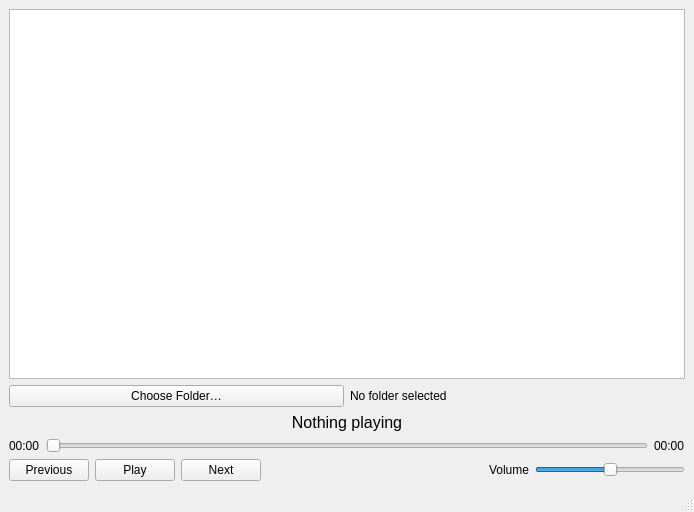
Qt form player.ui (music-hive-dev/MusicHive) before a commit.
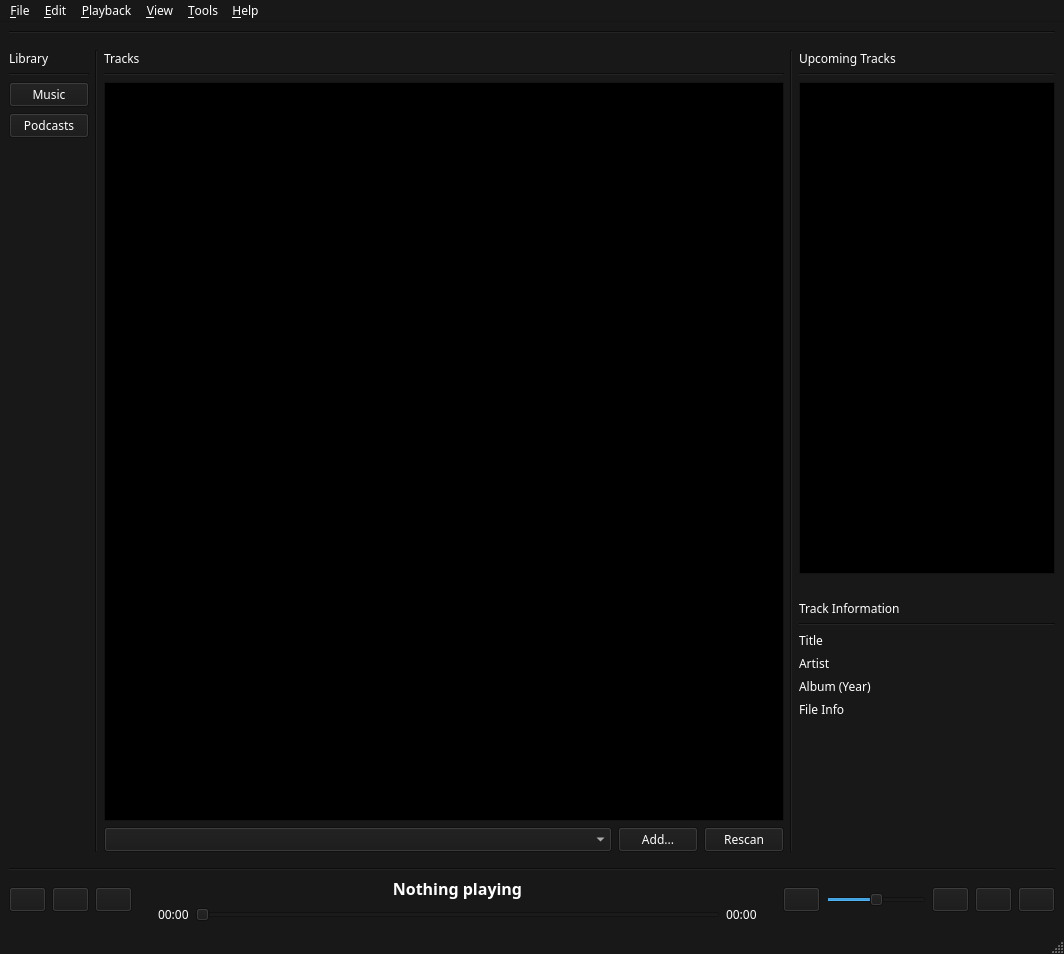
The same form after that commit. Icons and pictures are not drawn.

Commit message: Add per-library databases, library selector and menu bar

What changed in the file:
```diff
--- a/player.ui
+++ b/player.ui
@@ -6,136 +6,1027 @@
    <rect>
     <x>0</x>
     <y>0</y>
-    <width>694</width>
-    <height>512</height>
+    <width>1064</width>
+    <height>954</height>
    </rect>
   </property>
+  <property name="minimumSize">
+   <size>
+    <width>0</width>
+    <height>0</height>
+   </size>
+  </property>
+  <property name="palette">
+   <palette>
+    <active>
+     <colorrole role="WindowText">
+      <brush brushstyle="SolidPattern">
+       <color alpha="255">
+        <red>255</red>
+        <green>255</green>
+        <blue>255</blue>
+       </color>
+      </brush>
+     </colorrole>
+     <colorrole role="Button">
+      <brush brushstyle="SolidPattern">
+       <color alpha="255">
+        <red>24</red>
+        <green>24</green>
+        <blue>24</blue>
+       </color>
+      </brush>
+     </colorrole>
+     <colorrole role="Light">
+      <brush brushstyle="SolidPattern">
+       <color alpha="255">
+        <red>36</red>
+        <green>36</green>
+        <blue>36</blue>
+       </color>
+      </brush>
+     </colorrole>
+     <colorrole role="Midlight">
+      <brush brushstyle="SolidPattern">
+       <color alpha="255">
+        <red>30</red>
+        <green>30</green>
+        <blue>30</blue>
+       </color>
+      </brush>
+     </colorrole>
+     <colorrole role="Dark">
+      <brush brushstyle="SolidPattern">
+       <color alpha="255">
+        <red>12</red>
+        <green>12</green>
+        <blue>12</blue>
+       </color>
+      </brush>
+     </colorrole>
+     <colorrole role="Mid">
+      <brush brushstyle="SolidPattern">
+       <color alpha="255">
+        <red>16</red>
+        <green>16</green>
+        <blue>16</blue>
+       </color>
+      </brush>
+     </colorrole>
+     <colorrole role="Text">
+      <brush brushstyle="SolidPattern">
+       <color alpha="255">
+        <red>255</red>
+        <green>255</green>
+        <blue>255</blue>
+       </color>
+      </brush>
+     </colorrole>
+     <colorrole role="BrightText">
+      <brush brushstyle="SolidPattern">
+       <color alpha="255">
+        <red>255</red>
+        <green>255</green>
+        <blue>255</blue>
+       </color>
+      </brush>
+     </colorrole>
+     <colorrole role="ButtonText">
+      <brush brushstyle="SolidPattern">
+       <color alpha="255">
+        <red>255</red>
+        <green>255</green>
+        <blue>255</blue>
+       </color>
+      </brush>
+     </colorrole>
+     <colorrole role="Base">
+      <brush brushstyle="SolidPattern">
+       <color alpha="255">
+        <red>0</red>
+        <green>0</green>
+        <blue>0</blue>
+       </color>
+      </brush>
+     </colorrole>
+     <colorrole role="Window">
+      <brush brushstyle="SolidPattern">
+       <color alpha="255">
+        <red>24</red>
+        <green>24</green>
+        <blue>24</blue>
+       </color>
+      </brush>
+     </colorrole>
+     <colorrole role="Shadow">
+      <brush brushstyle="SolidPattern">
+       <color alpha="255">
+        <red>0</red>
+        <green>0</green>
+        <blue>0</blue>
+       </color>
+      </brush>
+     </colorrole>
+     <colorrole role="AlternateBase">
+      <brush brushstyle="SolidPattern">
+       <color alpha="255">
+        <red>12</red>
+        <green>12</green>
+        <blue>12</blue>
+       </color>
+      </brush>
+     </colorrole>
+     <colorrole role="ToolTipBase">
+      <brush brushstyle="SolidPattern">
+       <color alpha="255">
+        <red>255</red>
+        <green>255</green>
+        <blue>220</blue>
+       </color>
+      </brush>
+     </colorrole>
+     <colorrole role="ToolTipText">
+      <brush brushstyle="SolidPattern">
+       <color alpha="255">
+        <red>0</red>
+        <green>0</green>
+        <blue>0</blue>
+       </color>
+      </brush>
+     </colorrole>
+     <colorrole role="PlaceholderText">
+      <brush brushstyle="SolidPattern">
+       <color alpha="127">
+        <red>255</red>
+        <green>255</green>
+        <blue>255</blue>
+       </color>
+      </brush>
+     </colorrole>
+     <colorrole role="Accent">
+      <brush brushstyle="SolidPattern">
+       <color alpha="255">
+        <red>0</red>
+        <green>0</green>
+        <blue>0</blue>
+       </color>
+      </brush>
+     </colorrole>
+    </active>
+    <inactive>
+     <colorrole role="WindowText">
+      <brush brushstyle="SolidPattern">
+       <color alpha="255">
+        <red>255</red>
+        <green>255</green>
+        <blue>255</blue>
+       </color>
+      </brush>
+     </colorrole>
+     <colorrole role="Button">
+      <brush brushstyle="SolidPattern">
+       <color alpha="255">
+        <red>24</red>
+        <green>24</green>
+        <blue>24</blue>
+       </color>
+      </brush>
+     </colorrole>
+     <colorrole role="Light">
+      <brush brushstyle="SolidPattern">
+       <color alpha="255">
+        <red>36</red>
+        <green>36</green>
+        <blue>36</blue>
+       </color>
+      </brush>
+     </colorrole>
+     <colorrole role="Midlight">
+      <brush brushstyle="SolidPattern">
+       <color alpha="255">
+        <red>30</red>
+        <green>30</green>
+        <blue>30</blue>
+       </color>
+      </brush>
+     </colorrole>
+     <colorrole role="Dark">
+      <brush brushstyle="SolidPattern">
+       <color alpha="255">
+        <red>12</red>
+        <green>12</green>
+        <blue>12</blue>
+       </color>
+      </brush>
+     </colorrole>
+     <colorrole role="Mid">
+      <brush brushstyle="SolidPattern">
+       <color alpha="255">
+        <red>16</red>
+        <green>16</green>
+        <blue>16</blue>
+       </color>
+      </brush>
+     </colorrole>
+     <colorrole role="Text">
+      <brush brushstyle="SolidPattern">
+       <color alpha="255">
+        <red>255</red>
+        <green>255</green>
+        <blue>255</blue>
+       </color>
+      </brush>
+     </colorrole>
+     <colorrole role="BrightText">
+      <brush brushstyle="SolidPattern">
+       <color alpha="255">
+        <red>255</red>
+        <green>255</green>
+        <blue>255</blue>
+       </color>
+      </brush>
+     </colorrole>
+     <colorrole role="ButtonText">
+      <brush brushstyle="SolidPattern">
+       <color alpha="255">
+        <red>255</red>
+        <green>255</green>
+        <blue>255</blue>
+       </color>
+      </brush>
+     </colorrole>
+     <colorrole role="Base">
+      <brush brushstyle="SolidPattern">
+       <color alpha="255">
+        <red>0</red>
+        <green>0</green>
+        <blue>0</blue>
+       </color>
+      </brush>
+     </colorrole>
+     <colorrole role="Window">
+      <brush brushstyle="SolidPattern">
+       <color alpha="255">
+        <red>24</red>
+        <green>24</green>
+        <blue>24</blue>
+       </color>
+      </brush>
+     </colorrole>
+     <colorrole role="Shadow">
+      <brush brushstyle="SolidPattern">
+       <color alpha="255">
+        <red>0</red>
+        <green>0</green>
+        <blue>0</blue>
+       </color>
+      </brush>
+     </colorrole>
+     <colorrole role="AlternateBase">
+      <brush brushstyle="SolidPattern">
+       <color alpha="255">
+        <red>12</red>
+        <green>12</green>
+        <blue>12</blue>
+       </color>
+      </brush>
+     </colorrole>
+     <colorrole role="ToolTipBase">
+      <brush brushstyle="SolidPattern">
+       <color alpha="255">
+        <red>255</red>
+        <green>255</green>
+        <blue>220</blue>
+       </color>
+      </brush>
+     </colorrole>
+     <colorrole role="ToolTipText">
+      <brush brushstyle="SolidPattern">
+       <color alpha="255">
+        <red>0</red>
+        <green>0</green>
+        <blue>0</blue>
+       </color>
+      </brush>
+     </colorrole>
+     <colorrole role="PlaceholderText">
+      <brush brushstyle="SolidPattern">
+       <color alpha="127">
+        <red>255</red>
+        <green>255</green>
+        <blue>255</blue>
+       </color>
+      </brush>
+     </colorrole>
+     <colorrole role="Accent">
+      <brush brushstyle="SolidPattern">
+       <color alpha="255">
+        <red>0</red>
+        <green>0</green>
+        <blue>0</blue>
+       </color>
+      </brush>
+     </colorrole>
+    </inactive>
+    <disabled>
+     <colorrole role="WindowText">
+      <brush brushstyle="SolidPattern">
+       <color alpha="255">
+        <red>12</red>
+        <green>12</green>
+        <blue>12</blue>
+       </color>
+      </brush>
+     </colorrole>
+     <colorrole role="Button">
+      <brush brushstyle="SolidPattern">
+       <color alpha="255">
+        <red>24</red>
+        <green>24</green>
+        <blue>24</blue>
+       </color>
+      </brush>
+     </colorrole>
+     <colorrole role="Light">
+      <brush brushstyle="SolidPattern">
+       <color alpha="255">
+        <red>36</red>
+        <green>36</green>
+        <blue>36</blue>
+       </color>
+      </brush>
+     </colorrole>
+     <colorrole role="Midlight">
+      <brush brushstyle="SolidPattern">
+       <color alpha="255">
+        <red>30</red>
+        <green>30</green>
+        <blue>30</blue>
+       </color>
+      </brush>
+     </colorrole>
+     <colorrole role="Dark">
+      <brush brushstyle="SolidPattern">
+       <color alpha="255">
+        <red>12</red>
+        <green>12</green>
+        <blue>12</blue>
+       </color>
+      </brush>
+     </colorrole>
+     <colorrole role="Mid">
+      <brush brushstyle="SolidPattern">
+       <color alpha="255">
+        <red>16</red>
+        <green>16</green>
+        <blue>16</blue>
+       </color>
+      </brush>
+     </colorrole>
+     <colorrole role="Text">
+      <brush brushstyle="SolidPattern">
+       <color alpha="255">
+        <red>12</red>
+        <green>12</green>
+        <blue>12</blue>
+       </color>
+      </brush>
+     </colorrole>
+     <colorrole role="BrightText">
+      <brush brushstyle="SolidPattern">
+       <color alpha="255">
+        <red>255</red>
+        <green>255</green>
+        <blue>255</blue>
+       </color>
+      </brush>
+     </colorrole>
+     <colorrole role="ButtonText">
+      <brush brushstyle="SolidPattern">
+       <color alpha="255">
+        <red>12</red>
+        <green>12</green>
+        <blue>12</blue>
+       </color>
+      </brush>
+     </colorrole>
+     <colorrole role="Base">
+      <brush brushstyle="SolidPattern">
+       <color alpha="255">
+        <red>24</red>
+        <green>24</green>
+        <blue>24</blue>
+       </color>
+      </brush>
+     </colorrole>
+     <colorrole role="Window">
+      <brush brushstyle="SolidPattern">
+       <color alpha="255">
+        <red>24</red>
+        <green>24</green>
+        <blue>24</blue>
+       </color>
+      </brush>
+     </colorrole>
+     <colorrole role="Shadow">
+      <brush brushstyle="SolidPattern">
+       <color alpha="255">
+        <red>0</red>
+        <green>0</green>
+        <blue>0</blue>
+       </color>
+      </brush>
+     </colorrole>
+     <colorrole role="AlternateBase">
+      <brush brushstyle="SolidPattern">
+       <color alpha="255">
+        <red>24</red>
+        <green>24</green>
+        <blue>24</blue>
+       </color>
+      </brush>
+     </colorrole>
+     <colorrole role="ToolTipBase">
+      <brush brushstyle="SolidPattern">
+       <color alpha="255">
+        <red>255</red>
+        <green>255</green>
+        <blue>220</blue>
+       </color>
+      </brush>
+     </colorrole>
+     <colorrole role="ToolTipText">
+      <brush brushstyle="SolidPattern">
+       <color alpha="255">
+        <red>0</red>
+        <green>0</green>
+        <blue>0</blue>
+       </color>
+      </brush>
+     </colorrole>
+     <colorrole role="PlaceholderText">
+      <brush brushstyle="SolidPattern">
+       <color alpha="127">
+        <red>12</red>
+        <green>12</green>
+        <blue>12</blue>
+       </color>
+      </brush>
+     </colorrole>
+     <colorrole role="Accent">
+      <brush brushstyle="SolidPattern">
+       <color alpha="255">
+        <red>17</red>
+        <green>17</green>
+        <blue>17</blue>
+       </color>
+      </brush>
+     </colorrole>
+    </disabled>
+   </palette>
+  </property>
+  <property name="font">
+   <font>
+    <family>Noto Sans</family>
+    <italic>false</italic>
+    <bold>false</bold>
+    <underline>false</underline>
+    <strikeout>false</strikeout>
+    <kerning>true</kerning>
+   </font>
+  </property>
+  <property name="cursor">
+   <cursorShape>ArrowCursor</cursorShape>
+  </property>
+  <property name="mouseTracking">
+   <bool>false</bool>
+  </property>
   <property name="windowTitle">
    <string>MusicHive</string>
   </property>
   <widget class="QWidget" name="centralwidget">
    <layout class="QVBoxLayout" name="verticalLayout">
     <item>
-     <layout class="QVBoxLayout" name="mainLayout">
+     <widget class="Line" name="line_8">
+      <property name="enabled">
+       <bool>true</bool>
+      </property>
+      <property name="frameShadow">
+       <enum>QFrame::Shadow::Sunken</enum>
+      </property>
+      <property name="lineWidth">
+       <number>1</number>
+      </property>
+      <property name="midLineWidth">
+       <number>0</number>
+      </property>
+      <property name="orientation">
+       <enum>Qt::Orientation::Horizontal</enum>
+      </property>
+     </widget>
+    </item>
+    <item>
+     <layout class="QHBoxLayout" name="horizontalLayout_2">
+      <property name="leftMargin">
+       <number>0</number>
+      </property>
+      <property name="topMargin">
+       <number>10</number>
+      </property>
+      <property name="bottomMargin">
+       <number>10</number>
+      </property>
       <item>
-       <widget class="QListWidget" name="libraryList"/>
-      </item>
-      <item>
-       <layout class="QHBoxLayout" name="horizontalLayout">
+       <layout class="QVBoxLayout" name="leftMenu">
+        <property name="leftMargin">
+         <number>0</number>
+        </property>
         <item>
-         <layout class="QHBoxLayout" name="libraryHeaderLayout">
-          <item>
-           <widget class="QPushButton" name="chooseFolderButton">
-            <property name="text">
-             <string>Choose Folder…</string>
-            </property>
-           </widget>
-          </item>
-          <item>
-           <widget class="QLabel" name="folderLabel">
-            <property name="text">
-             <string>No folder selected</string>
-            </property>
-           </widget>
-          </item>
-         </layout>
+         <widget class="QLabel" name="label">
+          <property name="text">
+           <string>Library</string>
+          </property>
+         </widget>
         </item>
+        <item>
+         <widget class="Line" name="line_7">
+          <property name="orientation">
+           <enum>Qt::Orientation::Horizontal</enum>
+          </property>
+         </widget>
+        </item>
+        <item>
+         <widget class="QPushButton" name="pushButton">
+          <property name="text">
+           <string>Music</string>
+          </property>
+         </widget>
+        </item>
+        <item>
+         <widget class="QPushButton" name="pushButton_2">
+          <property name="text">
+           <string>Podcasts</string>
+          </property>
+         </widget>
+        </item>
+        <item>
+         <spacer name="verticalSpacer">
+          <property name="orientation">
+           <enum>Qt::Orientation::Vertical</enum>
+          </property>
+          <property name="sizeHint" stdset="0">
+           <size>
+            <width>20</width>
+            <height>40</height>
+           </size>
+          </property>
+         </spacer>
+        </item>
        </layout>
       </item>
       <item>
-       <widget class="QLabel" name="currentTrackLabel">
-        <property name="font">
-         <font>
-          <pointsize>12</pointsize>
-         </font>
+       <widget class="Line" name="line_2">
+        <property name="orientation">
+         <enum>Qt::Orientation::Vertical</enum>
         </property>
-        <property name="text">
-         <string>Nothing playing</string>
-        </property>
-        <property name="alignment">
-         <set>Qt::AlignmentFlag::AlignCenter</set>
-        </property>
        </widget>
       </item>
       <item>
-       <layout class="QHBoxLayout" name="progressLayout">
+       <layout class="QVBoxLayout" name="mainLayout">
         <item>
-         <widget class="QLabel" name="currentTimeLabel">
+         <widget class="QLabel" name="tracksLabel">
           <property name="text">
-           <string>00:00</string>
+           <string>Tracks</string>
           </property>
          </widget>
         </item>
         <item>
-         <widget class="QSlider" name="progressSlider">
+         <widget class="Line" name="line_6">
           <property name="orientation">
            <enum>Qt::Orientation::Horizontal</enum>
           </property>
          </widget>
         </item>
         <item>
-         <widget class="QLabel" name="durationLabel">
-          <property name="text">
-           <string>00:00</string>
+         <widget class="QListView" name="libraryList"/>
+        </item>
+        <item>
+         <layout class="QHBoxLayout" name="horizontalLayout">
+          <item>
+           <layout class="QHBoxLayout" name="libraryHeaderLayout">
+            <item>
+             <widget class="QComboBox" name="libraryCombo">
+              <property name="sizePolicy">
+               <sizepolicy hsizetype="Expanding" vsizetype="Fixed">
+                <horstretch>0</horstretch>
+                <verstretch>0</verstretch>
+               </sizepolicy>
+              </property>
+             </widget>
+            </item>
+            <item>
+             <widget class="QPushButton" name="addLibraryButton">
+              <property name="toolTip">
+               <string>Add a new library.</string>
+              </property>
+              <property name="text">
+               <string>Add...</string>
+              </property>
+             </widget>
+            </item>
+            <item>
+             <widget class="QPushButton" name="rescanButton">
+              <property name="toolTip">
+               <string>Rescan the current library.</string>
+              </property>
+              <property name="text">
+               <string>Rescan</string>
+              </property>
+             </widget>
+            </item>
+           </layout>
+          </item>
+         </layout>
+        </item>
+       </layout>
+      </item>
+      <item>
+       <widget class="Line" name="line">
+        <property name="orientation">
+         <enum>Qt::Orientation::Vertical</enum>
+        </property>
+       </widget>
+      </item>
+      <item>
+       <layout class="QVBoxLayout" name="rightMenu">
+        <property name="sizeConstraint">
+         <enum>QLayout::SizeConstraint::SetDefaultConstraint</enum>
+        </property>
+        <property name="leftMargin">
+         <number>0</number>
+        </property>
+        <item>
+         <layout class="QVBoxLayout" name="rightMenuInternal">
+          <property name="leftMargin">
+           <number>0</number>
           </property>
-         </widget>
+          <item>
+           <widget class="QLabel" name="upcomingTracksLabel">
+            <property name="text">
+             <string>Upcoming Tracks</string>
+            </property>
+           </widget>
+          </item>
+          <item>
+           <widget class="Line" name="line_5">
+            <property name="orientation">
+             <enum>Qt::Orientation::Horizontal</enum>
+            </property>
+           </widget>
+          </item>
+          <item>
+           <widget class="QListView" name="upcomingTracksList">
+            <property name="maximumSize">
+             <size>
+              <width>256</width>
+              <height>16777215</height>
+             </size>
+            </property>
+           </widget>
+          </item>
+          <item>
+           <layout class="QVBoxLayout" name="verticalLayout_2">
+            <property name="topMargin">
+             <number>20</number>
+            </property>
+            <item>
+             <widget class="QLabel" name="trackInfoLabel">
+              <property name="text">
+               <string>Track Information</string>
+              </property>
+             </widget>
+            </item>
+            <item>
+             <widget class="Line" name="line_4">
+              <property name="orientation">
+               <enum>Qt::Orientation::Horizontal</enum>
+              </property>
+             </widget>
+            </item>
+            <item>
+             <widget class="QLabel" name="trackInfoTitle">
+              <property name="text">
+               <string>Title</string>
+              </property>
+             </widget>
+            </item>
+            <item>
+             <widget class="QLabel" name="trackInfoArtist">
+              <property name="text">
+               <string>Artist</string>
+              </property>
+             </widget>
+            </item>
+            <item>
+             <widget class="QLabel" name="trackInfoAlbumYear">
+              <property name="text">
+               <string>Album (Year)</string>
+              </property>
+             </widget>
+            </item>
+            <item>
+             <widget class="QLabel" name="trackInfoFile">
+              <property name="text">
+               <string>File Info</string>
+              </property>
+             </widget>
+            </item>
+            <item>
+             <widget class="QLabel" name="trackInfoCoverImg">
+              <property name="enabled">
+               <bool>true</bool>
+              </property>
+              <property name="sizePolicy">
+               <sizepolicy hsizetype="Preferred" vsizetype="Preferred">
+                <horstretch>0</horstretch>
+                <verstretch>222</verstretch>
+               </sizepolicy>
+              </property>
+              <property name="minimumSize">
+               <size>
+                <width>128</width>
+                <height>128</height>
+               </size>
+              </property>
+              <property name="maximumSize">
+               <size>
+                <width>256</width>
+                <height>256</height>
+               </size>
+              </property>
+              <property name="cursor">
+               <cursorShape>PointingHandCursor</cursorShape>
+              </property>
+              <property name="text">
+               <string/>
+              </property>
+              <property name="pixmap">
+               <pixmap>musichive_colour.svg</pixmap>
+              </property>
+              <property name="scaledContents">
+               <bool>true</bool>
+              </property>
+              <property name="alignment">
+               <set>Qt::AlignmentFlag::AlignCenter</set>
+              </property>
+             </widget>
+            </item>
+           </layout>
+          </item>
+         </layout>
         </item>
        </layout>
       </item>
+     </layout>
+    </item>
+    <item>
+     <widget class="Line" name="line_3">
+      <property name="orientation">
+       <enum>Qt::Orientation::Horizontal</enum>
+      </property>
+     </widget>
+    </item>
+    <item>
+     <layout class="QHBoxLayout" name="controlsLayout">
       <item>
-       <layout class="QHBoxLayout" name="controlsLayout">
+       <layout class="QHBoxLayout" name="horizontalLayout_3">
+        <property name="leftMargin">
+         <number>0</number>
+        </property>
         <item>
          <widget class="QPushButton" name="previousButton">
+          <property name="sizePolicy">
+           <sizepolicy hsizetype="Fixed" vsizetype="Fixed">
+            <horstretch>0</horstretch>
+            <verstretch>0</verstretch>
+           </sizepolicy>
+          </property>
+          <property name="minimumSize">
+           <size>
+            <width>0</width>
+            <height>0</height>
+           </size>
+          </property>
           <property name="text">
-           <string>Previous</string>
+           <string/>
+          </property>
+          <property name="icon">
+           <iconset>
+            <normaloff>assets/prev.svg</normaloff>assets/prev.svg</iconset>
           </property>
          </widget>
         </item>
         <item>
          <widget class="QPushButton" name="playButton">
+          <property name="sizePolicy">
+           <sizepolicy hsizetype="Fixed" vsizetype="Maximum">
+            <horstretch>0</horstretch>
+            <verstretch>0</verstretch>
+           </sizepolicy>
+          </property>
+          <property name="minimumSize">
+           <size>
+            <width>0</width>
+            <height>0</height>
+           </size>
+          </property>
           <property name="text">
-           <string>Play</string>
+           <string/>
+          </property>
+          <property name="icon">
+           <iconset>
+            <normaloff>assets/play.svg</normaloff>assets/play.svg</iconset>
           </property>
          </widget>
         </item>
         <item>
          <widget class="QPushButton" name="nextButton">
+          <property name="sizePolicy">
+           <sizepolicy hsizetype="Fixed" vsizetype="Maximum">
+            <horstretch>0</horstretch>
+            <verstretch>0</verstretch>
+           </sizepolicy>
+          </property>
+          <property name="minimumSize">
+           <size>
+            <width>0</width>
+            <height>0</height>
+           </size>
+          </property>
           <property name="text">
-           <string>Next</string>
+           <string/>
           </property>
          </widget>
         </item>
+       </layout>
+      </item>
+      <item>
+       <spacer name="horizontalSpacer">
+        <property name="orientation">
+         <enum>Qt::Orientation::Horizontal</enum>
+        </property>
+        <property name="sizeType">
+         <enum>QSizePolicy::Policy::Minimum</enum>
+        </property>
+        <property name="sizeHint" stdset="0">
+         <size>
+          <width>20</width>
+          <height>20</height>
+         </size>
+        </property>
+       </spacer>
+      </item>
+      <item>
+       <layout class="QVBoxLayout" name="verticalLayout_3">
+        <property name="leftMargin">
+         <number>0</number>
+        </property>
+        <property name="topMargin">
+         <number>0</number>
+        </property>
+        <property name="bottomMargin">
+         <number>0</number>
+        </property>
         <item>
-         <spacer name="horizontalSpacer">
-          <property name="orientation">
-           <enum>Qt::Orientation::Horizontal</enum>
-          </property>
-          <property name="sizeHint" stdset="0">
+         <widget class="QLabel" name="currentTrackLabel">
+          <property name="minimumSize">
            <size>
-            <width>40</width>
-            <height>20</height>
+            <width>300</width>
+            <height>0</height>
            </size>
           </property>
-         </spacer>
+          <property name="font">
+           <font>
+            <family>Noto Sans</family>
+            <pointsize>12</pointsize>
+            <italic>false</italic>
+            <bold>true</bold>
+            <underline>false</underline>
+            <strikeout>false</strikeout>
+            <kerning>true</kerning>
+           </font>
+          </property>
+          <property name="text">
+           <string>Nothing playing</string>
+          </property>
+          <property name="alignment">
+           <set>Qt::AlignmentFlag::AlignCenter</set>
+          </property>
+         </widget>
         </item>
         <item>
-         <widget class="QLabel" name="volumeLabel">
+         <layout class="QHBoxLayout" name="progressLayout">
+          <item>
+           <widget class="QLabel" name="currentTimeLabel">
+            <property name="toolTip">
+             <string>Current track time</string>
+            </property>
+            <property name="text">
+             <string>00:00</string>
+            </property>
+           </widget>
+          </item>
+          <item>
+           <widget class="QSlider" name="progressSlider">
+            <property name="orientation">
+             <enum>Qt::Orientation::Horizontal</enum>
+            </property>
+           </widget>
+          </item>
+          <item>
+           <widget class="QLabel" name="durationLabel">
+            <property name="toolTip">
+             <string>Track duration</string>
+            </property>
+            <property name="autoFillBackground">
+             <bool>false</bool>
+            </property>
+            <property name="text">
+             <string>00:00</string>
+            </property>
+            <property name="scaledContents">
+             <bool>false</bool>
+            </property>
+            <property name="textInteractionFlags">
+             <set>Qt::TextInteractionFlag::LinksAccessibleByMouse</set>
+            </property>
+           </widget>
+          </item>
+         </layout>
+        </item>
+       </layout>
+      </item>
+      <item>
+       <spacer name="horizontalSpacer_2">
+        <property name="orientation">
+         <enum>Qt::Orientation::Horizontal</enum>
+        </property>
+        <property name="sizeType">
+         <enum>QSizePolicy::Policy::Minimum</enum>
+        </property>
+        <property name="sizeHint" stdset="0">
+         <size>
+          <width>20</width>
+          <height>20</height>
+         </size>
+        </property>
+       </spacer>
+      </item>
+      <item>
+       <layout class="QHBoxLayout" name="horizontalLayout_4">
+        <property name="leftMargin">
+         <number>0</number>
+        </property>
+        <item>
+         <widget class="QPushButton" name="volumeButton">
+          <property name="sizePolicy">
+           <sizepolicy hsizetype="Fixed" vsizetype="Fixed">
+            <horstretch>0</horstretch>
+            <verstretch>0</verstretch>
+           </sizepolicy>
+          </property>
           <property name="text">
-           <string>Volume</string>
+           <string/>
+          </property>
+          <property name="icon">
+           <iconset>
+            <normaloff>assets/volume.svg</normaloff>assets/volume.svg</iconset>
+          </property>
+          <property name="shortcut">
+           <string>M</string>
+          </property>
+          <property name="checkable">
+           <bool>false</bool>
           </property>
          </widget>
         </item>
         <item>
          <widget class="QSlider" name="volumeSlider">
+          <property name="sizePolicy">
+           <sizepolicy hsizetype="Fixed" vsizetype="Fixed">
+            <horstretch>0</horstretch>
+            <verstretch>0</verstretch>
+           </sizepolicy>
+          </property>
           <property name="minimumSize">
            <size>
-            <width>50</width>
+            <width>100</width>
             <height>0</height>
            </size>
           </property>
           <property name="maximumSize">
            <size>
-            <width>150</width>
+            <width>100</width>
             <height>16777215</height>
            </size>
           </property>
@@ -150,6 +1041,57 @@
           </property>
          </widget>
         </item>
+        <item>
+         <widget class="QPushButton" name="repeatButton">
+          <property name="sizePolicy">
+           <sizepolicy hsizetype="Fixed" vsizetype="Fixed">
+            <horstretch>0</horstretch>
+            <verstretch>0</verstretch>
+           </sizepolicy>
+          </property>
+          <property name="text">
+           <string/>
+          </property>
+          <property name="icon">
+           <iconset>
+            <normaloff>assets/repeat_all.svg</normaloff>assets/repeat_all.svg</iconset>
+          </property>
+         </widget>
+        </item>
+        <item>
+         <widget class="QPushButton" name="shuffleButton">
+          <property name="sizePolicy">
+           <sizepolicy hsizetype="Fixed" vsizetype="Fixed">
+            <horstretch>0</horstretch>
+            <verstretch>0</verstretch>
+           </sizepolicy>
+          </property>
+          <property name="text">
+           <string/>
+          </property>
+          <property name="icon">
+           <iconset>
+            <normaloff>assets/shuffle.svg</normaloff>assets/shuffle.svg</iconset>
+          </property>
+         </widget>
+        </item>
+        <item>
+         <widget class="QPushButton" name="equalizerButton">
+          <property name="sizePolicy">
+           <sizepolicy hsizetype="Fixed" vsizetype="Fixed">
+            <horstretch>0</horstretch>
+            <verstretch>0</verstretch>
+           </sizepolicy>
+          </property>
+          <property name="text">
+           <string/>
+          </property>
+          <property name="icon">
+           <iconset>
+            <normaloff>assets/shuffle_off.svg</normaloff>assets/shuffle_off.svg</iconset>
+          </property>
+         </widget>
+        </item>
        </layout>
       </item>
      </layout>
@@ -161,6 +1103,190 @@
     <bool>true</bool>
    </property>
   </widget>
+  <widget class="QMenuBar" name="menuBar_2">
+   <property name="geometry">
+    <rect>
+     <x>0</x>
+     <y>0</y>
+     <width>1064</width>
+     <height>23</height>
+    </rect>
+   </property>
+   <widget class="QMenu" name="menu_File">
+    <property name="title">
+     <string>&amp;File</string>
+    </property>
+    <addaction name="actionAddLibrary"/>
+    <addaction name="actionRescanLibrary"/>
+    <addaction name="actionRemoveLibrary"/>
+    <addaction name="actionQuit"/>
+   </widget>
+   <widget class="QMenu" name="menu_Playback">
+    <property name="title">
+     <string>&amp;Playback</string>
+    </property>
+    <addaction name="actionPlayPause"/>
+    <addaction name="actionPrevious"/>
+    <addaction name="actionNext"/>
+   </widget>
+   <widget class="QMenu" name="menu_Help">
+    <property name="title">
+     <string>&amp;Help</string>
+    </property>
+    <addaction name="actionAbout"/>
+   </widget>
+   <widget class="QMenu" name="menu_Edit">
+    <property name="title">
+     <string>&amp;Edit</string>
+    </property>
+   </widget>
+   <widget class="QMenu" name="menu_Tools">
+    <property name="title">
+     <string>&amp;Tools</string>
+    </property>
+   </widget>
+   <widget class="QMenu" name="menu_View">
+    <property name="title">
+     <string>&amp;View</string>
+    </property>
+   </widget>
+   <addaction name="menu_File"/>
+   <addaction name="menu_Edit"/>
+   <addaction name="menu_Playback"/>
+   <addaction name="menu_View"/>
+   <addaction name="menu_Tools"/>
+   <addaction name="menu_Help"/>
+  </widget>
+  <action name="actionAddLibrary">
+   <property name="icon">
+    <iconset theme="QIcon::ThemeIcon::ListAdd"/>
+   </property>
+   <property name="text">
+    <string>Add Library...</string>
+   </property>
+   <property name="toolTip">
+    <string>Add a new library.</string>
+   </property>
+   <property name="shortcut">
+    <string>Ctrl+O</string>
+   </property>
+   <property name="menuRole">
+    <enum>QAction::MenuRole::NoRole</enum>
+   </property>
+  </action>
+  <action name="actionRescanLibrary">
+   <property name="icon">
+    <iconset theme="QIcon::ThemeIcon::ViewRefresh"/>
+   </property>
+   <property name="text">
+    <string>Rescan Libary</string>
+   </property>
+   <property name="toolTip">
+    <string>Rescan the current library.</string>
+   </property>
+   <property name="shortcut">
+    <string>F5</string>
+   </property>
+   <property name="menuRole">
+    <enum>QAction::MenuRole::NoRole</enum>
+   </property>
+  </action>
+  <action name="actionRemoveLibrary">
+   <property name="icon">
+    <iconset theme="QIcon::ThemeIcon::ListRemove"/>
+   </property>
+   <property name="text">
+    <string>Remove Library...</string>
+   </property>
+   <property name="toolTip">
+    <string>Delete a library.</string>
+   </property>
+   <property name="menuRole">
+    <enum>QAction::MenuRole::NoRole</enum>
+   </property>
+  </action>
+  <action name="actionQuit">
+   <property name="icon">
+    <iconset theme="QIcon::ThemeIcon::WindowClose"/>
+   </property>
+   <property name="text">
+    <string>Quit</string>
+   </property>
+   <property name="toolTip">
+    <string>Quit MusicHive.</string>
+   </property>
+   <property name="menuRole">
+    <enum>QAction::MenuRole::NoRole</enum>
+   </property>
+  </action>
+  <action name="actionPlayPause">
+   <property name="icon">
+    <iconset theme="QIcon::ThemeIcon::MediaPlaybackStart"/>
+   </property>
+   <property name="text">
+    <string>Play/Pause</string>
+   </property>
+   <property name="toolTip">
+    <string>Play or pause the current song.</string>
+   </property>
+   <property name="shortcut">
+    <string>Space</string>
+   </property>
+   <property name="menuRole">
+    <enum>QAction::MenuRole::NoRole</enum>
+   </property>
+  </action>
+  <action name="actionPrevious">
+   <property name="icon">
+    <iconset theme="QIcon::ThemeIcon::MediaSkipBackward"/>
+   </property>
+   <property name="text">
+    <string>Previous</string>
+   </property>
+   <property name="toolTip">
+    <string>Skip to the previous song.</string>
+   </property>
+   <property name="shortcut">
+    <string>Ctrl+P</string>
+   </property>
+   <property name="menuRole">
+    <enum>QAction::MenuRole::NoRole</enum>
+   </property>
+  </action>
+  <action name="actionNext">
+   <property name="icon">
+    <iconset theme="QIcon::ThemeIcon::MediaSkipForward"/>
+   </property>
+   <property name="text">
+    <string>Next</string>
+   </property>
+   <property name="toolTip">
+    <string>Skip to the next song.</string>
+   </property>
+   <property name="shortcut">
+    <string>Ctrl+N</string>
+   </property>
+   <property name="menuRole">
+    <enum>QAction::MenuRole::NoRole</enum>
+   </property>
+  </action>
+  <action name="actionAbout">
+   <property name="icon">
+    <iconset theme="QIcon::ThemeIcon::HelpAbout"/>
+   </property>
+   <property name="text">
+    <string>About MusicHive</string>
+   </property>
+   <property name="toolTip">
+    <string>Learn more about MusicHive.</string>
+   </property>
+   <property name="shortcut">
+    <string>F1</string>
+   </property>
+   <property name="menuRole">
+    <enum>QAction::MenuRole::NoRole</enum>
+   </property>
+  </action>
  </widget>
  <resources/>
  <connections/>
```
Left out of the diff: 34 changed lines with no effect on the pictures. The commit also changes 6 other files.
